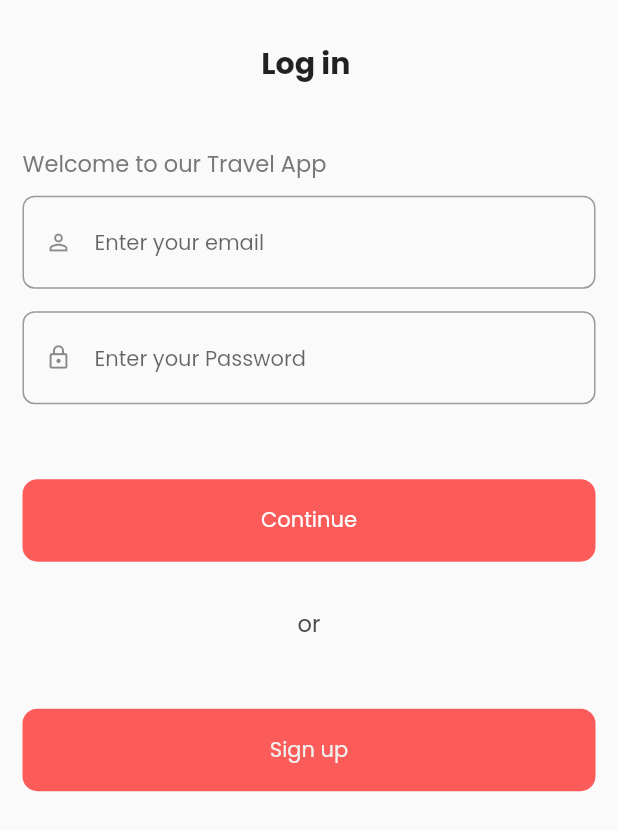
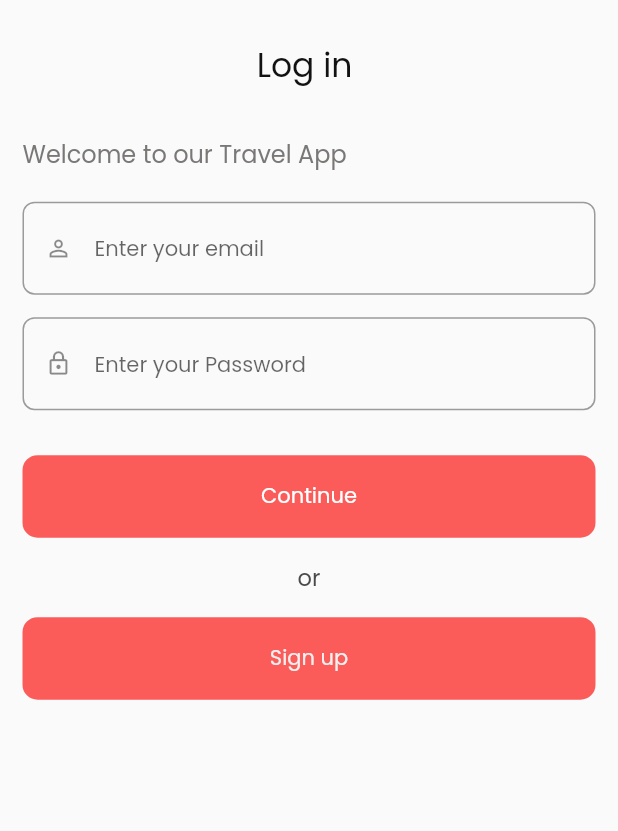
Before and after one commit to lgic-project/venue-match, a Flutter app: the screen it shows after launch, after a tap on "Log in", on a phone screen of 412 x 824 dp. Shown: the top 831 px of the screen. Run offline on Flutter 3.47's test engine with Material 2 defaults, Android fonts, the phone set to English and light mode, and no system bars; our stand-ins replace cached_network_image, flutter_svg, get, google_fonts, image_picker, lottie and 1 more; missing offline and left inert: khalti_flutter.

```diff
--- a/lib/modules/auth/login_screen.dart
+++ b/lib/modules/auth/login_screen.dart
@@ -36,22 +36,21 @@ class LoginScreen extends StatelessWidget {
                     child: Align(
                         child: Text(
                       "Log in ",
-                      style:
-                          TextStyle(fontWeight: FontWeight.bold, fontSize: 20),
+                      style: TextStyle(
+                        fontSize: 22,
+                        color: Color.fromARGB(255, 19, 18, 18),
+                      ),
                     )),
                   ), //bold garna use gareko ani tyo paxadi ko f chaii attributes vara capital va
-                  const SizedBox(
-                    height: 40,
-                  ),
-
+                  const SizedBox(height: 30),
                   const Text(
                     "Welcome to our Travel App",
                     style: TextStyle(
-                        fontSize: 15,
-                        color: Color.fromARGB(255, 122, 119, 119)),
+                      fontSize: 16,
+                      color: Color.fromARGB(255, 122, 119, 119),
+                    ),
                   ),
-                  SizedBox(height: 10),
-
+                  SizedBox(height: 20),
                   CustomTextField(
                     icon: Icons.person_outline,
                     hint: "Enter your email",
@@ -61,10 +60,10 @@ class LoginScreen extends StatelessWidget {
                   CustomTextField(
                     icon: Icons.lock_outline,
                     hint: "Enter your Password",
+                    isPassword: true,
                     controller: controller.passwordController,
                   ),
-
-                  SizedBox(height: 50),
+                  SizedBox(height: 30),
                   InkWell(
                       onTap: controller.login,
                       child: CustomButton(
@@ -73,22 +72,14 @@ class LoginScreen extends StatelessWidget {
                         textColor: Colors.white,
                         backgroundColor: primaryColor,
                       )),
-                  const SizedBox(
-                    height: 30,
-                  ),
+                  const SizedBox(height: 15),
                   Align(
                       child: const Text(
                     "or",
                     style: TextStyle(
                         fontSize: 15, color: Color.fromARGB(255, 75, 73, 73)),
                   )),
-                  const SizedBox(
-                    height: 30,
-                  ),
-                  SizedBox(
-                    height: 15,
-                  ),
-                  // Spacer(),yo chaii button laii last ma purauna gareko ho
+                  const SizedBox(height: 15),
                   InkWell(
                     onTap: () {
                       Get.off(SignUpScreen());
```
